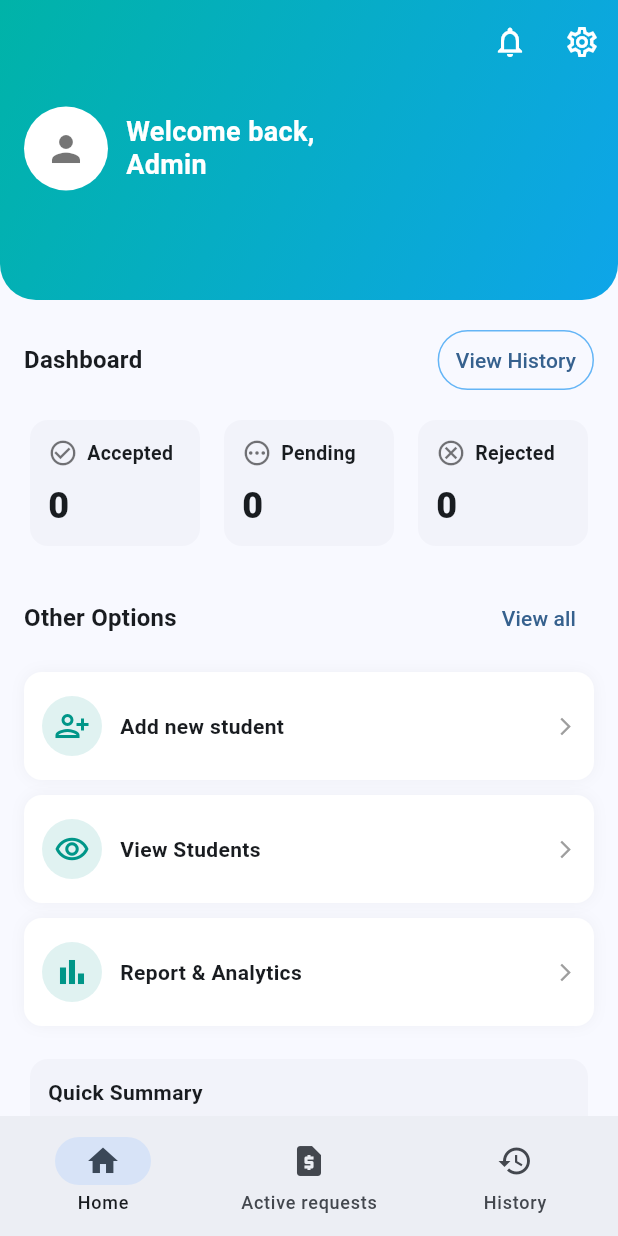
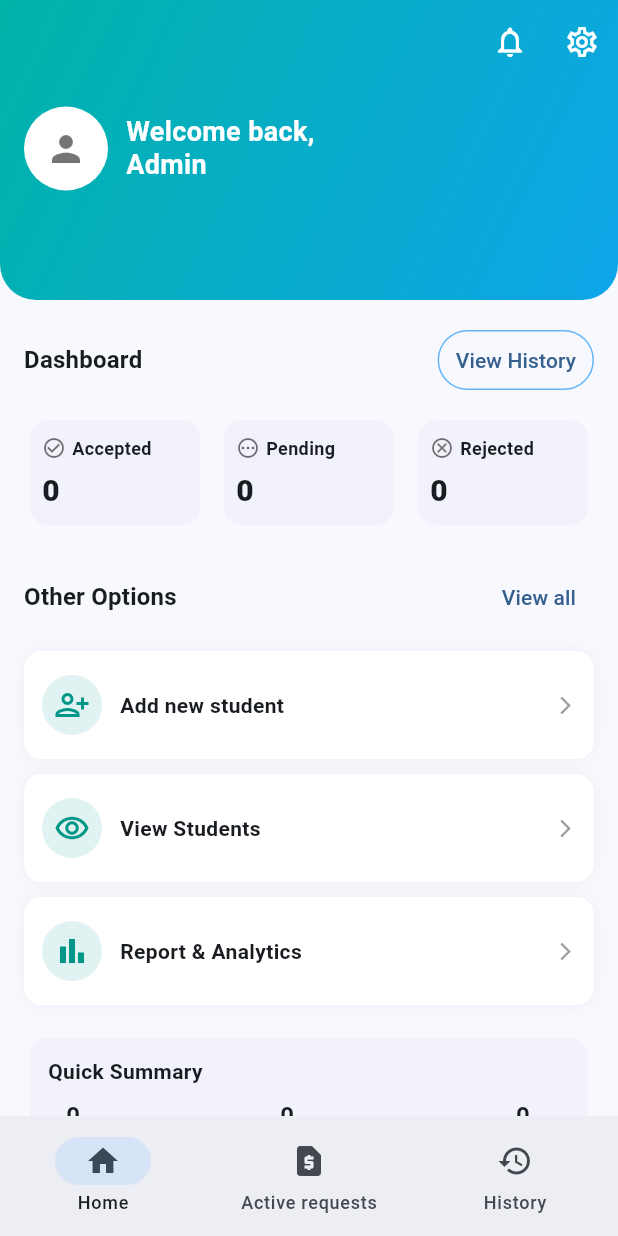
Before and after one commit to SahilPokhrel/PermitPro, a Flutter app: the AdminDashboardScreen screen opened by its route, on a phone screen of 412 x 824 dp. Run offline on Flutter 3.47's test engine with Material 3 defaults, Android fonts, the light colour scheme and no system bars; our stand-ins replace cloud_firestore, firebase_core, image_picker, shared_preferences, supabase_flutter; accounts and stored records are empty.

Commit message:
DASHBOARDS COMPLETE

```diff
--- a/lib/screens/admin_dashboard_screen.dart
+++ b/lib/screens/admin_dashboard_screen.dart
@@ -41,6 +41,7 @@ class _WelcomeBlockAdmin extends StatelessWidget {
 class _AdminDashboardScreenState extends State<AdminDashboardScreen> {
   bool _collapsed = false;
   String _userName = "Loading...";
+  String? _profileImageUrl;
 
   // 🔹 Dashboard stats (future-proof)
   int _accepted = 0;
@@ -135,6 +136,8 @@ class _AdminDashboardScreenState extends State<AdminDashboardScreen> {
         if (snap.exists) {
           setState(() {
             _userName = (snap.data()?['name'] as String?) ?? 'Admin';
+            _profileImageUrl = snap
+                .data()?['profileImageUrl']; // ✅ fetch Supabase URL
           });
         } else {
           setState(() => _userName = 'Admin');
@@ -264,15 +267,25 @@ class _AdminDashboardScreenState extends State<AdminDashboardScreen> {
                           child: Row(
                             crossAxisAlignment: CrossAxisAlignment.center,
                             children: [
-                              const CircleAvatar(
+                              CircleAvatar(
                                 radius: 28,
                                 backgroundColor: Colors.white,
-                                child: Icon(
-                                  Icons.person,
-                                  size: 28,
-                                  color: Colors.black54,
-                                ),
+                                backgroundImage:
+                                    (_profileImageUrl != null &&
+                                        _profileImageUrl!.isNotEmpty)
+                                    ? NetworkImage(_profileImageUrl!)
+                                    : null,
+                                child:
+                                    (_profileImageUrl == null ||
+                                        _profileImageUrl!.isEmpty)
+                                    ? const Icon(
+                                        Icons.person,
+                                        size: 28,
+                                        color: Colors.black54,
+                                      )
+                                    : null,
                               ),
+
                               const SizedBox(width: 12),
                               Expanded(
                                 child: _WelcomeBlockAdmin(name: _userName),
@@ -444,31 +457,34 @@ class _AdminStatCard extends StatelessWidget {
       elevation: 0,
       shape: RoundedRectangleBorder(borderRadius: BorderRadius.circular(12)),
       child: Padding(
-        padding: const EdgeInsets.fromLTRB(12, 12, 12, 10),
+        padding: const EdgeInsets.fromLTRB(8, 10, 8, 8),
         child: Column(
           crossAxisAlignment: CrossAxisAlignment.start,
           children: [
             Row(
               children: [
-                Icon(icon, color: Colors.black54, size: 20),
-                const SizedBox(width: 6),
-                Expanded(
+                Icon(icon, color: Colors.black54, size: 16), // smaller icon
+                const SizedBox(width: 4),
+                Flexible(
                   child: Text(
                     label,
-                    maxLines: 1,
-                    overflow: TextOverflow.ellipsis,
                     style: const TextStyle(
-                      fontSize: 13,
+                      fontSize: 12, // smaller font
                       fontWeight: FontWeight.w600,
                     ),
+                    overflow: TextOverflow.visible, // ✅ allow full text
+                    softWrap: false, // keep one line
                   ),
                 ),
               ],
             ),
-            const SizedBox(height: 8),
+            const SizedBox(height: 6),
             Text(
               value,
-              style: const TextStyle(fontSize: 24, fontWeight: FontWeight.w800),
+              style: const TextStyle(
+                fontSize: 20, // smaller for balance
+                fontWeight: FontWeight.w800,
+              ),
             ),
           ],
         ),
```
Also changed, not shown: lib/screens/admin_profile_screen.dart (+18 -4 lines), lib/screens/student_dashboard_screen.dart (+14 -12 lines).
